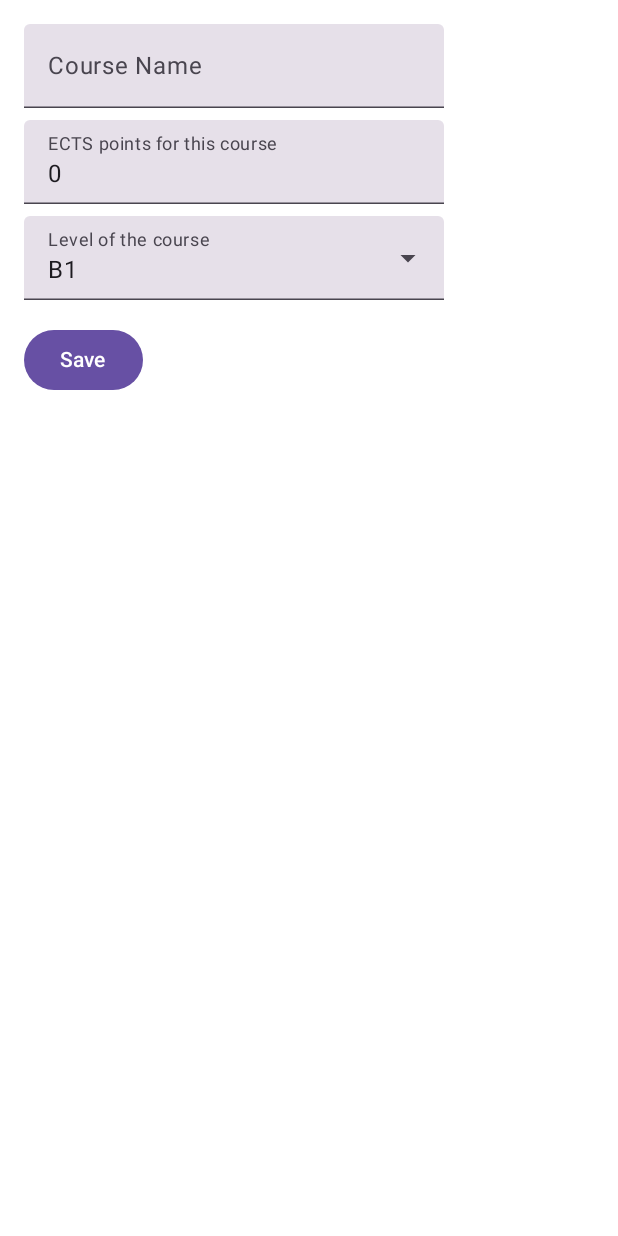
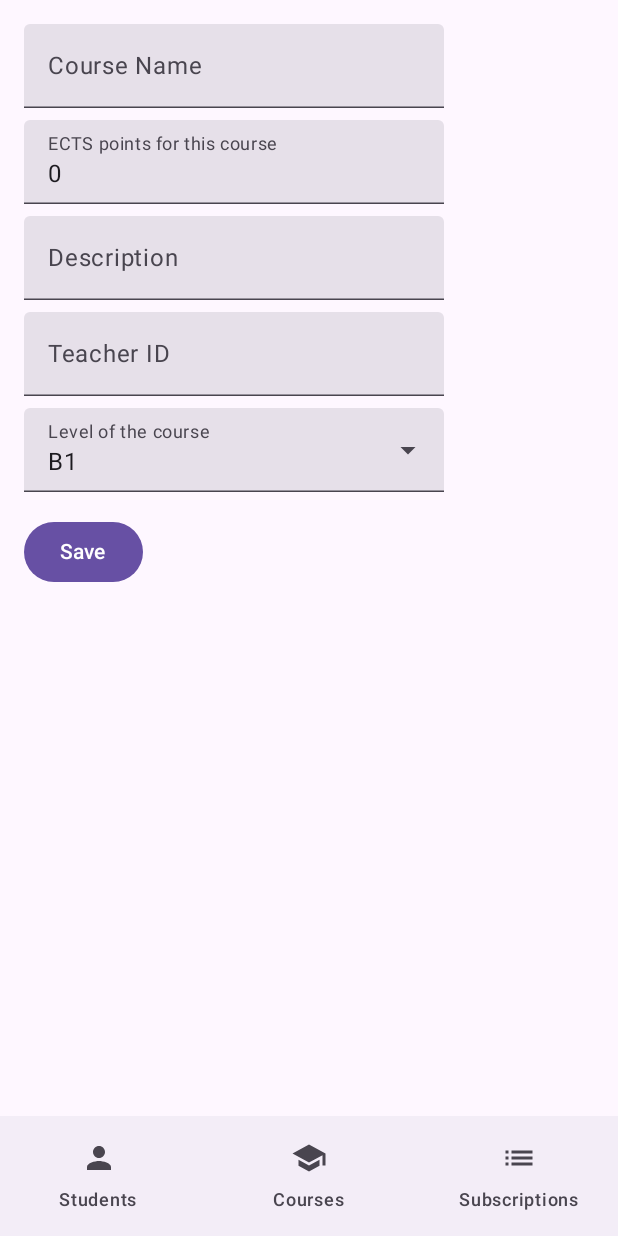
Before and after one commit to GodefroyL/mini_university_system, an Android app built with Jetpack Compose: the CourseFormScreen screen opened through its navigation route, on a phone screen of 412 x 824 dp. Run offline under Robolectric (Android 15) with nearby library versions, the phone set to English and light mode, and no system bars; our stand-ins replace Dagger/Hilt's generated code.

Commit message:
nouvelle version avec navigation entre les ecrans

```diff
--- a/app/scrudstudents/src/main/java/com/tumme/scrudstudents/MainActivity.kt
+++ b/app/scrudstudents/src/main/java/com/tumme/scrudstudents/MainActivity.kt
@@ -3,8 +3,14 @@ package com.tumme.scrudstudents
 import android.os.Bundle
 import androidx.activity.ComponentActivity
 import androidx.activity.compose.setContent
+import androidx.compose.foundation.layout.padding
 import androidx.compose.material3.MaterialTheme
+import androidx.compose.material3.Scaffold
+import androidx.compose.runtime.Composable
+import androidx.compose.ui.Modifier
+import androidx.navigation.compose.rememberNavController
 import com.tumme.scrudstudents.ui.navigation.AppNavHost
+import com.tumme.scrudstudents.ui.navigation.BottomNavigationBar
 import dagger.hilt.android.AndroidEntryPoint
 
 @AndroidEntryPoint
@@ -13,8 +19,18 @@ class MainActivity : ComponentActivity() {
         super.onCreate(savedInstanceState)
         setContent {
             MaterialTheme {
-                AppNavHost() // from NavGraphs.kt
+                MainScreen()
             }
         }
     }
 }
+
+@Composable
+fun MainScreen() {
+    val navController = rememberNavController()
+    Scaffold(
+        bottomBar = { BottomNavigationBar(navController) }
+    ) {
+        AppNavHost(navController = navController, modifier = Modifier.padding(it))
+    }
+}
--- a/app/scrudstudents/src/main/java/com/tumme/scrudstudents/ui/course/CourseFormScreen.kt
+++ b/app/scrudstudents/src/main/java/com/tumme/scrudstudents/ui/course/CourseFormScreen.kt
@@ -1,7 +1,9 @@
 package com.tumme.scrudstudents.ui.course
 
 import androidx.compose.foundation.layout.*
+import androidx.compose.foundation.rememberScrollState
 import androidx.compose.foundation.text.KeyboardOptions
+import androidx.compose.foundation.verticalScroll
 import androidx.compose.material3.*
 import androidx.compose.runtime.*
 import androidx.compose.ui.Modifier
@@ -44,7 +46,7 @@ fun CourseFormScreen(
     /**
      * Column layout for the form.
      */
-    Column(modifier = Modifier.fillMaxSize().padding(16.dp)) {
+    Column(modifier = Modifier.fillMaxSize().padding(16.dp).verticalScroll(rememberScrollState())) {
         /**
          * Text field for entering the course's name.
          */
@@ -67,6 +69,27 @@ fun CourseFormScreen(
         Spacer(Modifier.height(8.dp))
 
         /**
+         * Text field for entering the course's description.
+         */
+        TextField(
+            value = description,
+            onValueChange = { description = it },
+            label = { Text("Description") }
+        )
+        Spacer(Modifier.height(8.dp))
+
+        /**
+         * Text field for entering the teacher's ID.
+         */
+        TextField(
+            value = teacher,
+            onValueChange = { teacher = it },
+            label = { Text("Teacher ID") },
+            keyboardOptions = KeyboardOptions(keyboardType = KeyboardType.Number)
+        )
+        Spacer(Modifier.height(8.dp))
+
+        /**
          * Dropdown menu for selecting the course's level.
          */
         var expanded by remember { mutableStateOf(false) }
@@ -75,6 +98,7 @@ fun CourseFormScreen(
             onExpandedChange = { expanded = !expanded }
         ) {
             TextField(
+                modifier = Modifier.menuAnchor(),
                 value = levelCode.value,
                 onValueChange = {},
                 readOnly = true,
--- /dev/null
+++ b/app/scrudstudents/src/main/java/com/tumme/scrudstudents/ui/navigation/BottomNavigationBar.kt
@@ -0,0 +1,58 @@
+package com.tumme.scrudstudents.ui.navigation
+
+import androidx.compose.material.icons.Icons
+import androidx.compose.material.icons.filled.List
+import androidx.compose.material.icons.filled.Person
+import androidx.compose.material.icons.filled.School
+import androidx.compose.material3.Icon
+import androidx.compose.material3.NavigationBar
+import androidx.compose.material3.NavigationBarItem
+import androidx.compose.material3.Text
+import androidx.compose.runtime.Composable
+import androidx.compose.runtime.getValue
+import androidx.navigation.NavController
+import androidx.navigation.compose.currentBackStackEntryAsState
+
+@Composable
+fun BottomNavigationBar(navController: NavController) {
+    val items = listOf(
+        NavigationItem.Student,
+        NavigationItem.Course,
+        NavigationItem.Subscribe
+    )
+    NavigationBar {
+        val navBackStackEntry by navController.currentBackStackEntryAsState()
+        val currentRoute = navBackStackEntry?.destination?.route
+        items.forEach { item ->
+            NavigationBarItem(
+                icon = { Icon(item.icon, contentDescription = item.title) },
+                label = { Text(text = item.title) },
+                alwaysShowLabel = true,
+                selected = currentRoute == item.route,
+                onClick = {
+                    navController.navigate(item.route) {
+                        // Pop up to the start destination of the graph to
+                        // avoid building up a large stack of destinations
+                        // on the back stack as users select items
+                        navController.graph.startDestinationRoute?.let {
+                            popUpTo(it) {
+                                saveState = true
+                            }
+                        }
+                        // Avoid multiple copies of the same destination when
+                        // reselecting the same item
+                        launchSingleTop = true
+                        // Restore state when reselecting a previously selected item
+                        restoreState = true
+                    }
+                }
+            )
+        }
+    }
+}
+
+sealed class NavigationItem(var route: String, var icon: androidx.compose.ui.graphics.vector.ImageVector, var title: String) {
+    object Student : NavigationItem(Routes.STUDENT_LIST, Icons.Default.Person, "Students")
+    object Course : NavigationItem(Routes.COURSE_LIST, Icons.Default.School, "Courses")
+    object Subscribe : NavigationItem(Routes.SUBSCRIBE_LIST, Icons.Default.List, "Subscriptions")
+}
--- a/app/scrudstudents/src/main/java/com/tumme/scrudstudents/ui/navigation/NavGraphs.kt
+++ b/app/scrudstudents/src/main/java/com/tumme/scrudstudents/ui/navigation/NavGraphs.kt
@@ -3,20 +3,23 @@ package com.tumme.scrudstudents.ui.navigation
 import androidx.compose.runtime.Composable
 import androidx.compose.runtime.collectAsState
 import androidx.compose.runtime.getValue
+import androidx.compose.ui.Modifier
 import androidx.hilt.navigation.compose.hiltViewModel
+import androidx.navigation.NavHostController
 import androidx.navigation.NavType
-import androidx.navigation.compose.*
+import androidx.navigation.compose.NavHost
+import androidx.navigation.compose.composable
 import androidx.navigation.navArgument
+import com.tumme.scrudstudents.ui.course.CourseDetailScreen
+import com.tumme.scrudstudents.ui.course.CourseFormScreen
+import com.tumme.scrudstudents.ui.course.CourseListScreen
+import com.tumme.scrudstudents.ui.course.CourseListViewModel
+import com.tumme.scrudstudents.ui.student.StudentDetailScreen
+import com.tumme.scrudstudents.ui.student.StudentFormScreen
 import com.tumme.scrudstudents.ui.student.StudentListScreen
-import com.tumme.scrudstudents.ui.student.StudentFormScreen
-import com.tumme.scrudstudents.ui.student.StudentDetailScreen
-import com.tumme.scrudstudents.ui.course.CourseListScreen
-import com.tumme.scrudstudents.ui.course.CourseFormScreen
-import com.tumme.scrudstudents.ui.course.CourseDetailScreen
+import com.tumme.scrudstudents.ui.student.StudentListViewModel
+import com.tumme.scrudstudents.ui.subscribe.SubscribeFormScreen
 import com.tumme.scrudstudents.ui.subscribe.SubscribeListScreen
-import com.tumme.scrudstudents.ui.subscribe.SubscribeFormScreen
-import com.tumme.scrudstudents.ui.course.CourseListViewModel
-import com.tumme.scrudstudents.ui.student.StudentListViewModel
 
 /**
  * Navigation routes for the application.
@@ -26,22 +29,27 @@ object Routes {
     // Student routes
     /** Route for the student list screen */
     const val STUDENT_LIST = "student_list"
+
     /** Route for the student form screen */
     const val STUDENT_FORM = "student_form"
+
     /** Route for the student detail screen with student ID parameter */
     const val STUDENT_DETAIL = "student_detail/{studentId}"
 
     // Course routes
     /** Route for the course list screen */
     const val COURSE_LIST = "course_list"
+
     /** Route for the course form screen */
     const val COURSE_FORM = "course_form"
+
     /** Route for the course detail screen with course ID parameter */
     const val COURSE_DETAIL = "course_detail/{courseId}"
 
     // Subscription routes
     /** Route for the subscription list screen */
     const val SUBSCRIBE_LIST = "subscribe_list"
+
     /** Route for the subscription form screen */
     const val SUBSCRIBE_FORM = "subscribe_form"
 }
@@ -51,16 +59,13 @@ object Routes {
  * Sets up the navigation graph and handles navigation between screens.
  */
 @Composable
-fun AppNavHost() {
-    /** NavController for managing navigation between composables */
-    val navController = rememberNavController()
-
+fun AppNavHost(navController: NavHostController, modifier: Modifier = Modifier) {
     /** ViewModels for fetching data needed in forms */
     val studentViewModel: StudentListViewModel = hiltViewModel()
     val courseViewModel: CourseListViewModel = hiltViewModel()
 
     /** Navigation graph with all application routes */
-    NavHost(navController, startDestination = Routes.STUDENT_LIST) {
+    NavHost(navController, startDestination = Routes.STUDENT_LIST, modifier = modifier) {
         // Student destinations
         composable(Routes.STUDENT_LIST) {
             StudentListScreen(
@@ -80,8 +85,7 @@ fun AppNavHost() {
             val id = backStackEntry.arguments?.getInt("studentId") ?: 0
             StudentDetailScreen(
                 studentId = id,
-                onBack = { navController.popBackStack() }
-            )
+                onBack = { navController.popBackStack() })
         }
 
         // Course destinations
@@ -103,8 +107,7 @@ fun AppNavHost() {
             val id = backStackEntry.arguments?.getInt("courseId") ?: 0
             CourseDetailScreen(
                 courseId = id,
-                onBack = { navController.popBackStack() }
-            )
+                onBack = { navController.popBackStack() })
         }
 
         // Subscription destinations
@@ -123,8 +126,7 @@ fun AppNavHost() {
                 courses = courses.map { course ->
                     Pair(course.idCourse, course.nameCourse)
                 },
-                onSaved = { navController.popBackStack() }
-            )
+                onSaved = { navController.popBackStack() })
         }
     }
 }
```
